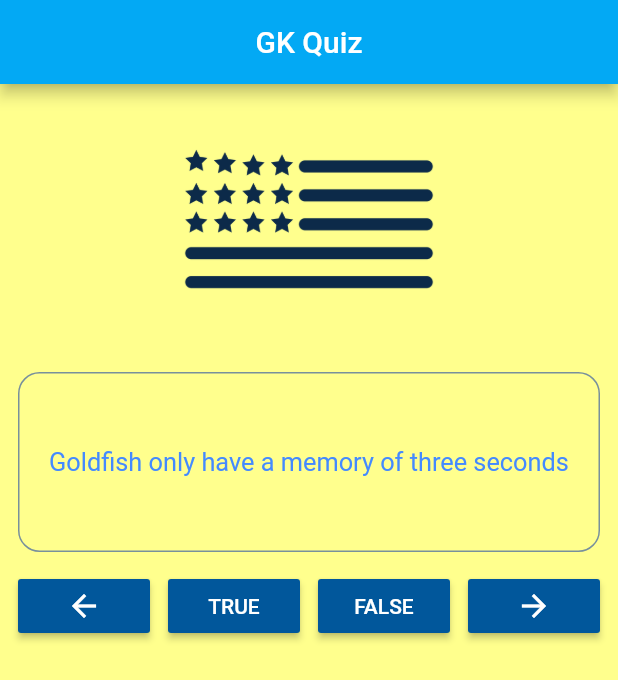
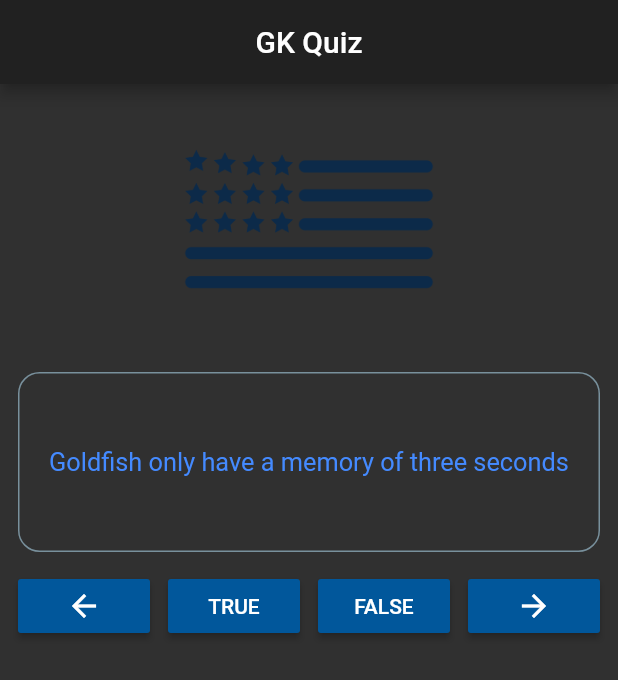
Before and after one commit to codr-mayank/quiz-app-theming, a Flutter app: the screen it shows after launch, after a tap on "TRUE", on a phone screen of 412 x 824 dp. Shown: the top 680 px of the screen. Run offline on Flutter 3.47's test engine with Material 2 defaults, Android fonts, the phone set to English and light mode, and no system bars.

Commit message:
apply theme - add dark mode (brightness)

```diff
--- a/lib/main.dart
+++ b/lib/main.dart
@@ -3,6 +3,7 @@ import 'ui/home.dart';
 
 void main() {
   return runApp(new MaterialApp(
+    theme: ThemeData(brightness: Brightness.dark),
     home: QuizApp(),
   ));
 }
--- a/lib/ui/home.dart
+++ b/lib/ui/home.dart
@@ -38,9 +38,10 @@ class _QuizAppState extends State<QuizApp> {
       appBar: AppBar(
         title: Text('GK Quiz'),
         centerTitle: true,
-        backgroundColor: Colors.lightBlue,
+        // backgroundColor: Colors.lightBlue,
       ),
-      backgroundColor: Colors.yellowAccent.shade100,
+      // backgroundColor: Colors.yellowAccent.shade100,
+
       // we use [Builder] here to use a [context] that is a descendent of [Scaffold]
       // or else [Scaffold.of] will return null
       body: Builder(
```
